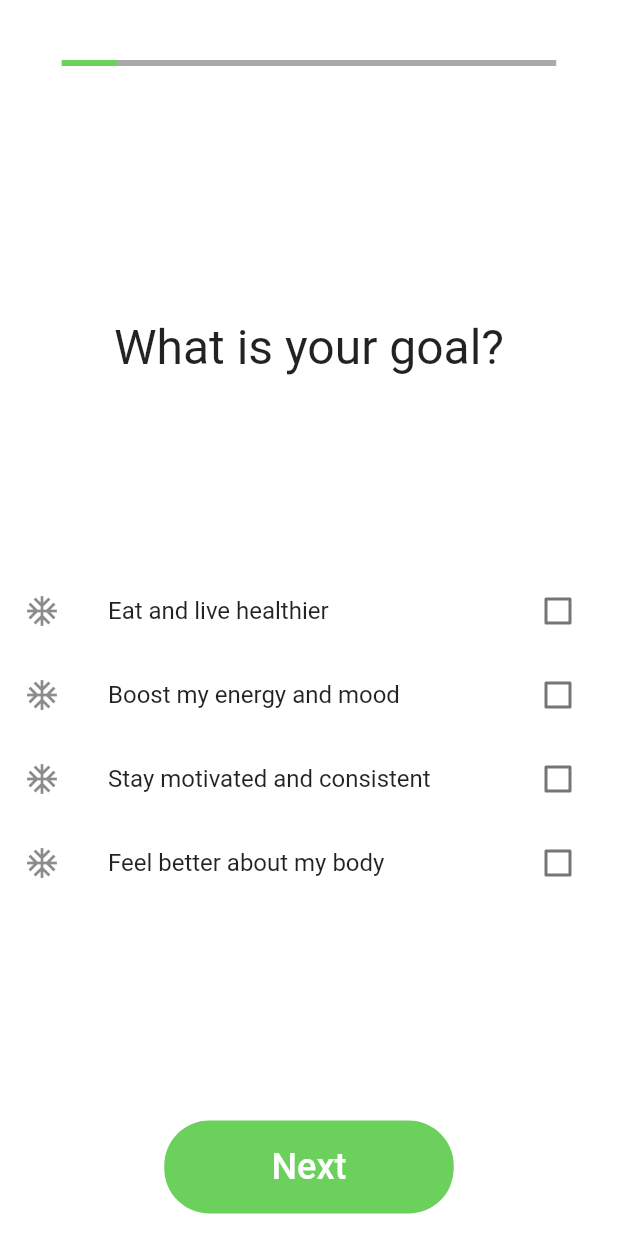
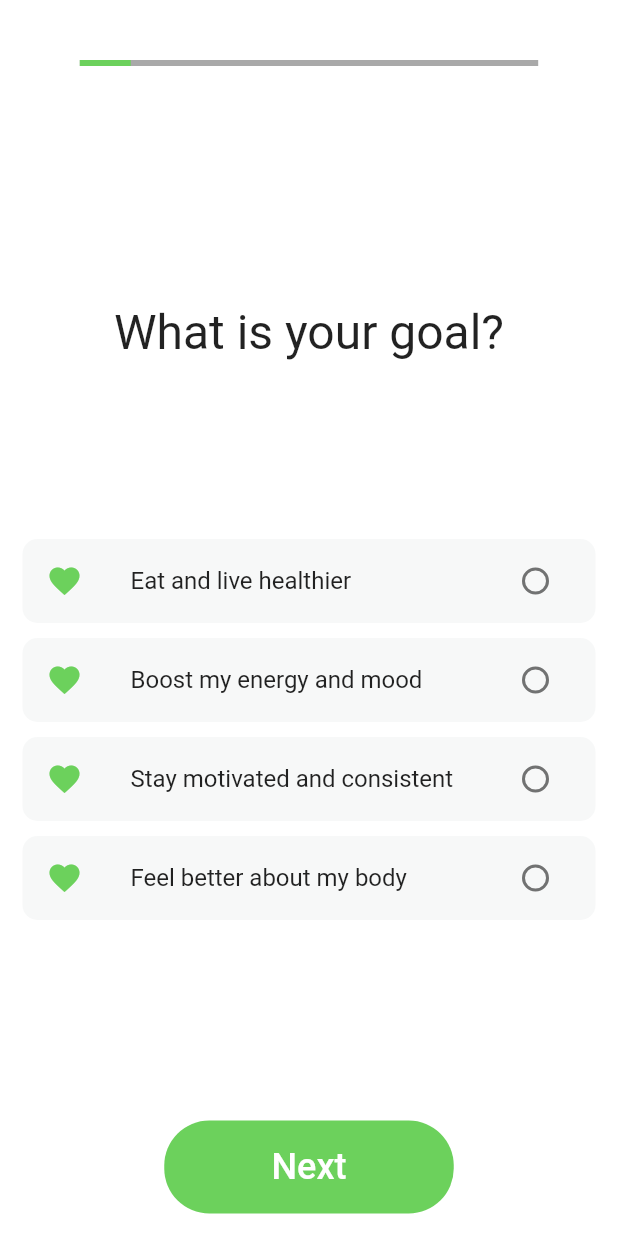
Before and after one commit to SonNguyen9720/plan_meal_app, a Flutter app: the screen it shows after launch, after a tap on "Goal Screen", on a phone screen of 412 x 824 dp. Run offline on Flutter 3.47's test engine with Material 2 defaults, Android fonts, the phone set to English and light mode, and no system bars; our stand-ins replace bloc, carousel_slider, device_preview, equatable, flutter_bloc, flutter_secure_storage and 4 more; Roboto replaces fonts that are missing (Signika).

Commit message:
Update Goal screen

```diff
--- a/lib/data/model/user.dart
+++ b/lib/data/model/user.dart
@@ -1,33 +1,42 @@
 import 'package:plan_meal_app/data/model/diet_type.dart';
 
-enum UserGoal { healthier, energy, consisitent, body }
+enum UserGoal { healthier, energy, consistent, body }
 
 class User {
   final String name;
-  late UserGoal goal;
+  final List<String>? userGoal;
   final String gender;
-  final DateTime birthday;
+  final DateTime? birthday;
   final int currentWeight;
   final int goalWeight;
   final int height;
-  late DietType dietType;
+  final DietType? dietType;
 
-  User(
-      {this.name = "",
-      this.gender = "",
-      this.currentWeight = 0,
-      this.goalWeight = 0,
-      this.height = 0})
-      : birthday = DateTime.now();
+  User({this.name = "",
+    this.gender = "",
+    this.currentWeight = 0,
+    this.goalWeight = 0,
+    this.height = 0,
+    this.userGoal, this.birthday, this.dietType});
 
-//   User.copyWith(
-//       {required this.name,
-//       required this.goal,
-//       required this.gender,
-//       required this.birthday,
-//       required this.currentWeight,
-//       required this.goalWeight,
-//       required this.height,
-//       required this.dietType});
-// }
+  User copyWith({
+    String? name,
+    List<String>? userGoal,
+    String? gender,
+    DateTime? birthday,
+    int? currentWeight,
+    int? goalWeight,
+    int? height,
+    DietType? dietType}) {
+    return User(
+      name: name ?? this.name,
+      userGoal: userGoal ?? this.userGoal,
+      gender: gender ?? this.gender,
+      birthday: birthday ?? this.birthday,
+      currentWeight: currentWeight ?? this.currentWeight,
+      goalWeight: goalWeight ?? this.goalWeight,
+      height: height ?? this.height,
+      dietType: dietType ?? this.dietType
+    );
+  }
 }
--- a/lib/presentation/features/information_user/goal/bloc/goal_bloc.dart
+++ b/lib/presentation/features/information_user/goal/bloc/goal_bloc.dart
@@ -9,7 +9,7 @@ class GoalBloc extends Bloc<GoalEvent, GoalState> {
   GoalBloc() : super(const GoalInitial([])) {
     on<AddGoalEvent>(_onAddGoalEvent);
     on<RemoveGoalEvent>(_onRemoveGoalEvent);
-    on<SubmitListGoalEvent>(_onSubmitingEvent);
+    on<SubmitListGoalEvent>(_onSubmittingEvent);
   }
 
   void _onAddGoalEvent(AddGoalEvent event, Emitter<GoalState> emit) {
@@ -25,9 +25,10 @@ class GoalBloc extends Bloc<GoalEvent, GoalState> {
     }
   }
 
-  void _onSubmitingEvent(SubmitListGoalEvent event, Emitter<GoalState> emit) {
+  void _onSubmittingEvent(SubmitListGoalEvent event, Emitter<GoalState> emit) {
     if (state is GoalUpdated) {
-      emit(GoalSubmit(state.goalList, event.user));
+      var user = event.user.copyWith(userGoal: state.goalList);
+      emit(GoalSubmit(state.goalList, user));
     }
   }
 }
--- a/lib/presentation/features/information_user/goal/goal_screen.dart
+++ b/lib/presentation/features/information_user/goal/goal_screen.dart
@@ -37,7 +37,9 @@ class _GoalScreenState extends State<GoalScreen> {
           // TODO: implement listener
         },
         builder: (context, state) {
-          return Column(
+          return Padding(
+            padding: const EdgeInsets.symmetric(horizontal: 15),
+            child: Column(
               mainAxisAlignment: MainAxisAlignment.spaceBetween,
               crossAxisAlignment: CrossAxisAlignment.center,
               children: [
@@ -46,23 +48,27 @@ class _GoalScreenState extends State<GoalScreen> {
                   "What is your goal?",
                   style: GoogleFonts.signika(fontSize: 32),
                 ),
-              ListView.builder(
+                ListView.separated(
                   shrinkWrap: true,
                   itemCount: 4,
                   itemBuilder: (context, index) => CheckboxTile(
-                  iconsData: Icons.ac_unit_sharp,
+                    iconsData: Icons.favorite,
                     title: listTitle[index],
                     onChanged: (value) {
-                    print("Goal screen: $value");
                       _updateCheckBoxList(value!, index);
                     },
+                  ),
+                  separatorBuilder: (BuildContext context, int index) =>
+                      const SizedBox(
+                    height: 10,
                   ),
                 ),
                 Padding(
                   padding: const EdgeInsets.symmetric(vertical: 15),
-                child: NavigateButton(text: "Next", callbackFunc: () {}),
+                  child: NavigateButton(text: "Next", callbackFunc: _onNextButtonTap),
                 )
               ],
+            ),
           );
         },
       ),
@@ -71,12 +77,13 @@ class _GoalScreenState extends State<GoalScreen> {
 
   void _updateCheckBoxList(bool value, int index) {
     if (value) {
-      print("Into add event");
       BlocProvider.of<GoalBloc>(context).add(AddGoalEvent(listTitle[index]));
     } else {
-      print("Into remove event");
       BlocProvider.of<GoalBloc>(context).add(RemoveGoalEvent(listTitle[index]));
     }
+  }
 
+  void _onNextButtonTap() {
+    BlocProvider.of<GoalBloc>(context).add(SubmitListGoalEvent(widget.user));
   }
 }
--- a/lib/presentation/widgets/independent/checkbox_tile.dart
+++ b/lib/presentation/widgets/independent/checkbox_tile.dart
@@ -1,4 +1,5 @@
 import 'package:flutter/material.dart';
+import 'package:plan_meal_app/config/theme.dart';
 
 class CheckboxTile extends StatefulWidget {
   final IconData iconsData;
@@ -30,9 +31,16 @@ class _CheckboxTileState extends State<CheckboxTile> {
   @override
   Widget build(BuildContext context) {
     return ListTile(
+      tileColor: AppColors.backgroundInput,
       title: Text(widget.title),
-      leading: Icon(widget.iconsData),
+      leading: Icon(widget.iconsData, color: AppColors.green,),
+      shape: const RoundedRectangleBorder(
+        borderRadius: BorderRadius.all(Radius.circular(10)),
+      ),
       trailing: Checkbox(
+        shape: const CircleBorder(),
+        checkColor: AppColors.white,
+        activeColor: AppColors.orange,
         onChanged: (value) {
           setState(() {
             isChecked = value!;
```
Lines whose indentation alone changed are shown as unchanged.
